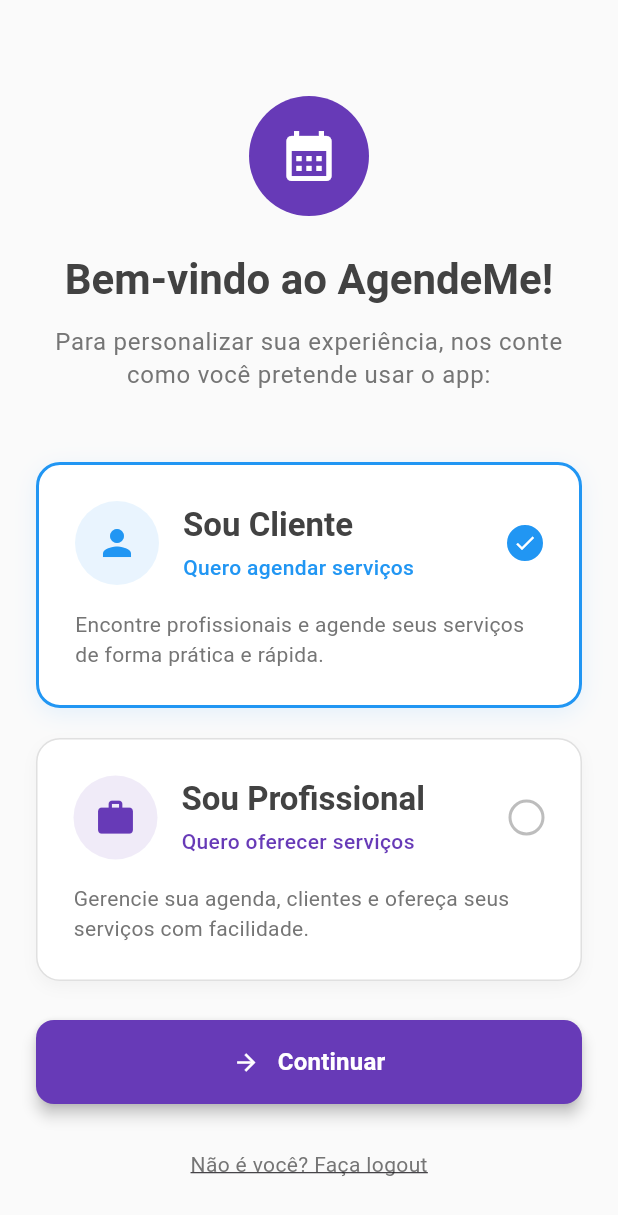
After one commit to franciscooliver/AgendeMe, a Flutter app: the UserTypeSelectionScreen screen opened by its route, after a tap on "Sou Cliente", on a phone screen of 412 x 824 dp. The commit adds this screen. Shown: the top 1215 px of the screen. Run offline on Flutter 3.47's test engine with Material 3 defaults, Android fonts, the phone set to English and light mode, and no system bars; our stand-ins replace cloud_firestore, connectivity_plus, dartz, equatable, firebase_auth, firebase_core and 4 more; accounts and stored records are empty.

Commit message:
feat(user-profile): implementa seleção de tipo de usuário (Task 19)
- Adiciona UserTypeSelectionScreen com design moderno e intuitivo
- Implementa UserTypeSelectionController para gerenciamento de estado
- Atualiza AuthWrapperPage para verificação automática de perfil
- Configura navegação baseada no tipo de usuário selecionado
- Integra com UserProfileController para persistência no Firestore
- Adiciona validações e tratamento de erros abrangente
- Corrige deprecated APIs (withOpacity → withValues)
- Remove debug prints para produção

Relacionado à tarefa TaskMaster #19

BREAKING CHANGE: Fluxo de autenticação agora inclui verificação de perfil

```diff
--- a/lib/features/professional/presentation/pages/professional_calendar_screen.dart
+++ b/lib/features/professional/presentation/pages/professional_calendar_screen.dart
@@ -189,13 +189,13 @@ class ProfessionalCalendarScreen extends StatelessWidget {
             'Funcionalidade de criar agendamento para $selectedDate em desenvolvimento',
             snackPosition: SnackPosition.BOTTOM,
             duration: const Duration(seconds: 3),
-            backgroundColor: Colors.deepPurple.withOpacity(0.9),
+            backgroundColor: Colors.deepPurple.withValues(alpha: 0.9),
             colorText: Colors.white,
           );
         },
         backgroundColor: Colors.deepPurple,
+        tooltip: 'Novo Agendamento',
         child: const Icon(Icons.add, color: Colors.white),
-        tooltip: 'Novo Agendamento',
       ),
     );
   }
--- /dev/null
+++ b/lib/features/user_profile/presentation/controllers/user_type_selection_controller.dart
@@ -0,0 +1,188 @@
+import 'package:flutter_modular/flutter_modular.dart';
+import 'package:get/get.dart';
+
+import '../../../auth/presentation/controllers/auth_controller.dart';
+import '../../domain/entities/user_type.dart';
+import 'user_profile_controller.dart';
+
+/// Controller para gerenciar a seleção de tipo de usuário
+///
+/// Responsável por:
+/// - Gerenciar a seleção do tipo de usuário (Cliente/Profissional)
+/// - Criar perfil inicial no Firestore após seleção
+/// - Coordenar navegação para dashboard apropriado
+/// - Tratar erros e estados de loading
+class UserTypeSelectionController extends GetxController {
+  final UserProfileController _userProfileController;
+  final AuthController _authController;
+
+  UserTypeSelectionController({
+    required UserProfileController userProfileController,
+    required AuthController authController,
+  })  : _userProfileController = userProfileController,
+        _authController = authController;
+
+  // Estado reativo
+  final Rxn<UserType> _selectedUserType = Rxn<UserType>();
+  final RxBool _isLoading = false.obs;
+  final RxString _errorMessage = ''.obs;
+
+  // Getters
+  UserType? get selectedUserType => _selectedUserType.value;
+  bool get isLoading => _isLoading.value;
+  String get errorMessage => _errorMessage.value;
+  bool get hasSelection => _selectedUserType.value != null;
+
+  /// Seleciona o tipo de usuário
+  void selectUserType(UserType userType) {
+    _selectedUserType.value = userType;
+    _errorMessage.value = '';
+  }
+
+  /// Cria o perfil inicial com o tipo selecionado
+  Future<void> createProfile() async {
+    if (_selectedUserType.value == null) {
+      _errorMessage.value = 'Por favor, selecione um tipo de usuário';
+      return;
+    }
+
+    final currentUser = _authController.currentUser;
+    if (currentUser == null) {
+      _errorMessage.value = 'Usuário não encontrado. Faça login novamente.';
+      return;
+    }
+
+    try {
+      _isLoading.value = true;
+      _errorMessage.value = '';
+
+      // Criar perfil básico
+      final success = await _userProfileController.createProfile(
+        userId: currentUser.id,
+        name: currentUser.displayName ?? '',
+        email: currentUser.email,
+        userType: _selectedUserType.value!,
+      );
+
+      if (success) {
+        // Navegação baseada no tipo de usuário selecionado
+        await _navigateToAppropiateDashboard();
+      }
+    } catch (e) {
+      _errorMessage.value = 'Erro inesperado: $e';
+      Get.snackbar(
+        'Erro',
+        'Ocorreu um erro ao criar seu perfil. Tente novamente.',
+        snackPosition: SnackPosition.BOTTOM,
+      );
+    } finally {
+      _isLoading.value = false;
+    }
+  }
+
+  /// Navega para o dashboard apropriado baseado no tipo de usuário
+  Future<void> _navigateToAppropiateDashboard() async {
+    if (_selectedUserType.value == null) return;
+
+    try {
+      switch (_selectedUserType.value!) {
+        case UserType.client:
+          // TODO: Navegar para dashboard do cliente quando implementado
+          Get.snackbar(
+            'Bem-vindo!',
+            'Perfil de cliente criado com sucesso! Dashboard em desenvolvimento.',
+            snackPosition: SnackPosition.BOTTOM,
+            duration: const Duration(seconds: 3),
+          );
+          // Por enquanto, ir para home
+          Modular.to.pushReplacementNamed('/');
+          break;
+
+        case UserType.professional:
+          // Navegar para calendário profissional
+          Get.snackbar(
+            'Bem-vindo!',
+            'Perfil profissional criado com sucesso! Configure sua agenda.',
+            snackPosition: SnackPosition.BOTTOM,
+            duration: const Duration(seconds: 3),
+          );
+          Modular.to.pushReplacementNamed('/professional/calendar');
+          break;
+      }
+    } catch (e) {
+      // Log do erro para debug (pode ser removido em produção)
+      // Fallback para home em caso de erro na navegação
+      Modular.to.pushReplacementNamed('/');
+    }
+  }
+
+  /// Faz logout do usuário
+  Future<void> logout() async {
+    try {
+      _isLoading.value = true;
+
+      final success = await _authController.signOut();
+
+      if (success) {
+        // Limpar estado
+        _selectedUserType.value = null;
+        _errorMessage.value = '';
+
+        // Navegar para login
+        Modular.to.pushReplacementNamed('/auth/login');
+      } else {
+        Get.snackbar(
+          'Erro',
+          'Não foi possível fazer logout. Tente novamente.',
+          snackPosition: SnackPosition.BOTTOM,
+        );
+      }
+    } catch (e) {
+      Get.snackbar(
+        'Erro',
+        'Erro inesperado ao fazer logout.',
+        snackPosition: SnackPosition.BOTTOM,
+      );
+    } finally {
+      _isLoading.value = false;
+    }
+  }
+
+  /// Limpa mensagens de erro
+  void clearError() {
+    _errorMessage.value = '';
+  }
+
+  /// Limpa o estado do controller
+  void clearState() {
+    _selectedUserType.value = null;
+    _errorMessage.value = '';
+    _isLoading.value = false;
+  }
+
+  /// Valida se pode continuar com a criação do perfil
+  bool get canProceed {
+    return _selectedUserType.value != null &&
+           !_isLoading.value &&
+           _authController.isAuthenticated;
+  }
+
+  /// Retorna uma descrição amigável do tipo selecionado
+  String get selectedUserTypeDescription {
+    switch (_selectedUserType.value) {
+      case UserType.client:
+        return 'Como cliente, você poderá agendar serviços com profissionais.';
+      case UserType.professional:
+        return 'Como profissional, você poderá gerenciar sua agenda e oferecer serviços.';
+      case null:
+        return 'Selecione um tipo de usuário para continuar.';
+    }
+  }
+
+  @override
+  void onClose() {
+    // Limpar estado ao fechar o controller
+    clearState();
+    super.onClose();
+  }
+}
--- /dev/null
+++ b/lib/features/user_profile/presentation/pages/user_type_selection_screen.dart
@@ -0,0 +1,377 @@
+import 'package:flutter/material.dart';
+import 'package:flutter_modular/flutter_modular.dart';
+import 'package:get/get.dart';
+
+import '../../domain/entities/user_type.dart';
+import '../controllers/user_type_selection_controller.dart';
+
+/// Tela para seleção do tipo de usuário após primeiro login
+///
+/// Permite ao usuário escolher entre Cliente ou Profissional
+/// e cria o perfil inicial no Firestore
+class UserTypeSelectionScreen extends StatelessWidget {
+  const UserTypeSelectionScreen({super.key});
+
+  @override
+  Widget build(BuildContext context) {
+    final controller = Modular.get<UserTypeSelectionController>();
+
+    return Scaffold(
+      backgroundColor: Colors.grey[50],
+      body: SafeArea(
+        child: Obx(() {
+          if (controller.isLoading) {
+            return const _LoadingView();
+          }
+
+          return Padding(
+            padding: const EdgeInsets.all(24.0),
+            child: Column(
+              children: [
+                const SizedBox(height: 40),
+
+                // Header
+                const _HeaderSection(),
+
+                const SizedBox(height: 48),
+
+                // Cards de seleção
+                Expanded(
+                  child: Column(
+                    children: [
+                      // Card Cliente
+                      _UserTypeCard(
+                        userType: UserType.client,
+                        title: 'Sou Cliente',
+                        subtitle: 'Quero agendar serviços',
+                        description: 'Encontre profissionais e agende seus serviços de forma prática e rápida.',
+                        icon: Icons.person,
+                        color: Colors.blue,
+                        onTap: () => controller.selectUserType(UserType.client),
+                        isSelected: controller.selectedUserType == UserType.client,
+                      ),
+
+                      const SizedBox(height: 20),
+
+                      // Card Profissional
+                      _UserTypeCard(
+                        userType: UserType.professional,
+                        title: 'Sou Profissional',
+                        subtitle: 'Quero oferecer serviços',
+                        description: 'Gerencie sua agenda, clientes e ofereça seus serviços com facilidade.',
+                        icon: Icons.work,
+                        color: Colors.deepPurple,
+                        onTap: () => controller.selectUserType(UserType.professional),
+                        isSelected: controller.selectedUserType == UserType.professional,
+                      ),
+                    ],
+                  ),
+                ),
+
+                const SizedBox(height: 32),
+
+                // Botão Continuar
+                _ContinueButton(controller: controller),
+
+                const SizedBox(height: 16),
+
+                // Link de logout
+                _LogoutLink(),
+              ],
+            ),
+          );
+        }),
+      ),
+    );
+  }
+}
+
+/// Header da tela com título e descrição
+class _HeaderSection extends StatelessWidget {
+  const _HeaderSection();
+
+  @override
+  Widget build(BuildContext context) {
+    return Column(
+      children: [
+        // Logo ou ícone do app
+        Container(
+          width: 80,
+          height: 80,
+          decoration: BoxDecoration(
+            color: Colors.deepPurple,
+            borderRadius: BorderRadius.circular(40),
+          ),
+          child: const Icon(
+            Icons.calendar_month,
+            color: Colors.white,
+            size: 40,
+          ),
+        ),
+
+        const SizedBox(height: 24),
+
+        Text(
+          'Bem-vindo ao AgendeMe!',
+          style: Theme.of(context).textTheme.headlineMedium?.copyWith(
+            fontWeight: FontWeight.bold,
+            color: Colors.grey[800],
+          ),
+          textAlign: TextAlign.center,
+        ),
+
+        const SizedBox(height: 12),
+
+        Text(
+          'Para personalizar sua experiência, nos conte como você pretende usar o app:',
+          style: Theme.of(context).textTheme.bodyLarge?.copyWith(
+            color: Colors.grey[600],
+            height: 1.4,
+          ),
+          textAlign: TextAlign.center,
+        ),
+      ],
+    );
+  }
+}
+
+/// Card para seleção de tipo de usuário
+class _UserTypeCard extends StatelessWidget {
+  final UserType userType;
+  final String title;
+  final String subtitle;
+  final String description;
+  final IconData icon;
+  final Color color;
+  final VoidCallback onTap;
+  final bool isSelected;
+
+  const _UserTypeCard({
+    required this.userType,
+    required this.title,
+    required this.subtitle,
+    required this.description,
+    required this.icon,
+    required this.color,
+    required this.onTap,
+    required this.isSelected,
+  });
+
+  @override
+  Widget build(BuildContext context) {
+    return GestureDetector(
+      onTap: onTap,
+      child: AnimatedContainer(
+        duration: const Duration(milliseconds: 200),
+        decoration: BoxDecoration(
+          color: Colors.white,
+          borderRadius: BorderRadius.circular(16),
+          border: Border.all(
+            color: isSelected ? color : Colors.grey[300]!,
+            width: isSelected ? 2 : 1,
+          ),
+          boxShadow: [
+            BoxShadow(
+              color: isSelected ? color.withValues(alpha: 0.1) : Colors.grey.withValues(alpha: 0.1),
+              blurRadius: isSelected ? 12 : 8,
+              offset: const Offset(0, 4),
+            ),
+          ],
+        ),
+        child: Padding(
+          padding: const EdgeInsets.all(24.0),
+          child: Column(
+            crossAxisAlignment: CrossAxisAlignment.start,
+            children: [
+              Row(
+                children: [
+                  // Ícone
+                  Container(
+                    width: 56,
+                    height: 56,
+                    decoration: BoxDecoration(
+                      color: color.withValues(alpha: 0.1),
+                      borderRadius: BorderRadius.circular(28),
+                    ),
+                    child: Icon(
+                      icon,
+                      color: color,
+                      size: 28,
+                    ),
+                  ),
+
+                  const SizedBox(width: 16),
+
+                  // Título e subtítulo
+                  Expanded(
+                    child: Column(
+                      crossAxisAlignment: CrossAxisAlignment.start,
+                      children: [
+                        Text(
+                          title,
+                          style: Theme.of(context).textTheme.titleLarge?.copyWith(
+                            fontWeight: FontWeight.bold,
+                            color: Colors.grey[800],
+                          ),
+                        ),
+                        const SizedBox(height: 4),
+                        Text(
+                          subtitle,
+                          style: Theme.of(context).textTheme.bodyMedium?.copyWith(
+                            color: color,
+                            fontWeight: FontWeight.w500,
+                          ),
+                        ),
+                      ],
+                    ),
+                  ),
+
+                  // Checkbox visual
+                  AnimatedContainer(
+                    duration: const Duration(milliseconds: 200),
+                    width: 24,
+                    height: 24,
+                    decoration: BoxDecoration(
+                      color: isSelected ? color : Colors.transparent,
+                      border: Border.all(
+                        color: isSelected ? color : Colors.grey[400]!,
+                        width: 2,
+                      ),
+                      borderRadius: BorderRadius.circular(12),
+                    ),
+                    child: isSelected
+                        ? const Icon(
+                            Icons.check,
+                            color: Colors.white,
+                            size: 16,
+                          )
+                        : null,
+                  ),
+                ],
+              ),
+
+              const SizedBox(height: 16),
+
+              // Descrição
+              Text(
+                description,
+                style: Theme.of(context).textTheme.bodyMedium?.copyWith(
+                  color: Colors.grey[600],
+                  height: 1.4,
+                ),
+              ),
+            ],
+          ),
+        ),
+      ),
+    );
+  }
+}
+
+/// Botão para continuar com a seleção
+class _ContinueButton extends StatelessWidget {
+  final UserTypeSelectionController controller;
+
+  const _ContinueButton({required this.controller});
+
+  @override
+  Widget build(BuildContext context) {
+    return SizedBox(
+      width: double.infinity,
+      height: 56,
+      child: ElevatedButton(
+        onPressed: controller.selectedUserType != null
+            ? () => controller.createProfile()
+            : null,
+        style: ElevatedButton.styleFrom(
+          backgroundColor: Colors.deepPurple,
+          foregroundColor: Colors.white,
+          disabledBackgroundColor: Colors.grey[300],
+          disabledForegroundColor: Colors.grey[500],
+          shape: RoundedRectangleBorder(
+            borderRadius: BorderRadius.circular(12),
+          ),
+          elevation: controller.selectedUserType != null ? 4 : 0,
+        ),
+        child: Row(
+          mainAxisAlignment: MainAxisAlignment.center,
+          children: [
+            const Icon(Icons.arrow_forward),
+            const SizedBox(width: 12),
+            Text(
+              'Continuar',
+              style: Theme.of(context).textTheme.titleMedium?.copyWith(
+                color: Colors.white,
+                fontWeight: FontWeight.w600,
+              ),
+            ),
+          ],
+        ),
+      ),
+    );
+  }
+}
+
+/// Link para fazer logout
+class _LogoutLink extends StatelessWidget {
+  @override
+  Widget build(BuildContext context) {
+    return TextButton(
+      onPressed: () {
+        // Confirmar logout
+        showDialog(
+          context: context,
+          builder: (context) => AlertDialog(
+            title: const Text('Sair da conta'),
+            content: const Text('Tem certeza que deseja sair? Você precisará fazer login novamente.'),
+            actions: [
+              TextButton(
+                onPressed: () => Navigator.of(context).pop(),
+                child: const Text('Cancelar'),
+              ),
+              TextButton(
+                onPressed: () {
+                  Navigator.of(context).pop();
+                  Modular.get<UserTypeSelectionController>().logout();
+                },
+                child: const Text('Sair'),
+              ),
+            ],
+          ),
+        );
+      },
+      child: Text(
+        'Não é você? Faça logout',
+        style: Theme.of(context).textTheme.bodyMedium?.copyWith(
+          color: Colors.grey[600],
+          decoration: TextDecoration.underline,
+        ),
+      ),
+    );
+  }
+}
+
+/// View de loading
+class _LoadingView extends StatelessWidget {
+  const _LoadingView();
+
+  @override
+  Widget build(BuildContext context) {
+    return const Center(
+      child: Column(
+        mainAxisAlignment: MainAxisAlignment.center,
+        children: [
+          CircularProgressIndicator(color: Colors.deepPurple),
+          SizedBox(height: 24),
+          Text(
+            'Criando seu perfil...',
+            style: TextStyle(
+              fontSize: 16,
+              color: Colors.grey,
+            ),
+          ),
+        ],
+      ),
+    );
+  }
+}
```
Also changed, not shown: lib/features/auth/presentation/pages/auth_wrapper_page.dart (+94 -6 lines), lib/features/user_profile/user_profile_module.dart (+16 -7 lines).
